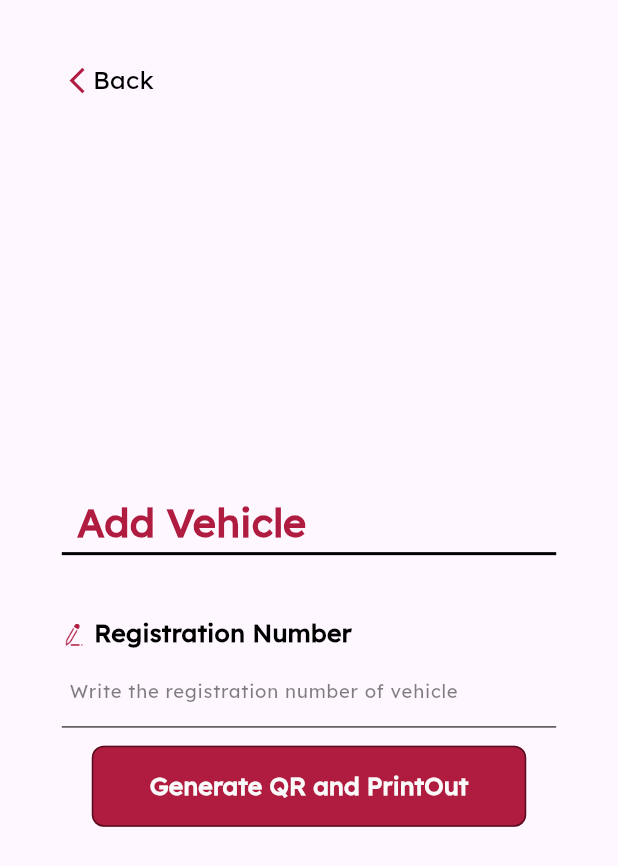
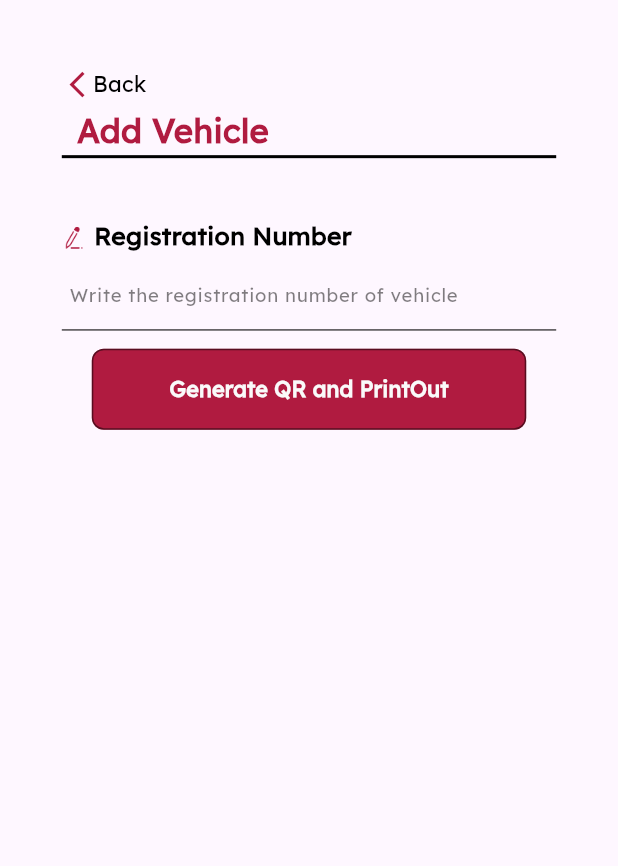
Before and after one commit to fahimmahmud618/parking_kori, a Flutter app: the screen it shows after launch, after a tap on "Car", on a phone screen of 412 x 824 dp. Shown: the top 866 px of the screen. Run offline on Flutter 3.47's test engine with Material 3 defaults, Android fonts, the phone set to English and light mode, and no system bars; our stand-ins replace pretty_qr_code, sqflite; missing offline and left inert: cache_manager, mobile_scanner, sunmi_printer_plus; accounts and stored records are empty; network calls fail.

Commit message:
ui change

```diff
--- a/lib/view/pages/add_vehicle.dart
+++ b/lib/view/pages/add_vehicle.dart
@@ -84,15 +84,15 @@ class _AddVehicleState extends State<AddVehicle> {
   @override
   Widget build(BuildContext context) {
     return Scaffold(
-      body: Column(
+      body: SingleChildScrollView( // Wrap with SingleChildScrollView
+        child: Column(
           crossAxisAlignment: CrossAxisAlignment.center,
           children: [
             Padding(
               padding: EdgeInsets.fromLTRB(get_screenWidth(context) * 0.1, get_screenWidth(context) * 0.1, 0, 0),
               child: BackOption(context, go_back),
             ),
-          Expanded(
-            child: Center(
+            Center(
               child: Container(
                 padding: EdgeInsets.symmetric(horizontal: get_screenWidth(context) * 0.1),
                 child: Column(
@@ -116,10 +116,11 @@ class _AddVehicleState extends State<AddVehicle> {
                 ),
               ),
             ),
+          ],
         ),
-        ],
       ),
     );
   }
 
+
 }
--- a/lib/view/styles.dart
+++ b/lib/view/styles.dart
@@ -20,7 +20,7 @@ Color myBlack = Color(0xff000000);
 TextStyle normalTextStyle (BuildContext context, Color color) {
   return TextStyle(
     color: color,
-    fontSize: get_screenWidth(context)*0.04,
+    fontSize: get_screenWidth(context)*0.035,
     fontFamily: 'Myfont',
     // fontWeight: FontWeight.bold
   );
@@ -29,7 +29,7 @@ TextStyle normalTextStyle (BuildContext context, Color color) {
 TextStyle boldTextStyle (BuildContext context, Color color) {
   return TextStyle(
       color: color,
-      fontSize: get_screenWidth(context)*0.04,
+      fontSize: get_screenWidth(context)*0.035,
       fontWeight: FontWeight.bold,
     fontFamily: 'Myfont',
   );
@@ -39,7 +39,7 @@ TextStyle nameTitleStyle (BuildContext context, Color color) {
   return TextStyle(
       color: color,
       fontFamily: 'Myfont',
-      fontSize: 24*get_scale_factor(context),
+      fontSize: 20*get_scale_factor(context),
       fontWeight: FontWeight.bold
   );
 }
@@ -48,7 +48,7 @@ TextStyle hintTextStyle (BuildContext context, Color color) {
   return TextStyle(
       color: color,
       fontFamily: 'Myfont',
-      fontSize: get_screenWidth(context)*0.03,
+      fontSize: get_screenWidth(context)*0.025,
       fontWeight: FontWeight.bold
   );
 }
--- a/lib/view/widgets/back_button.dart
+++ b/lib/view/widgets/back_button.dart
@@ -5,6 +5,7 @@ Widget BackOption(BuildContext context, action){
   return InkWell(
     onTap: action,
     child: Container(
+      margin: EdgeInsets.symmetric(vertical: get_screenWidth(context)*0.01),
       child: Row(
         mainAxisAlignment: MainAxisAlignment.start,
         children: [
```
Also changed, not shown: lib/view/pages/login_page.dart (+9 -8 lines). Lines whose indentation alone changed are shown as unchanged.
